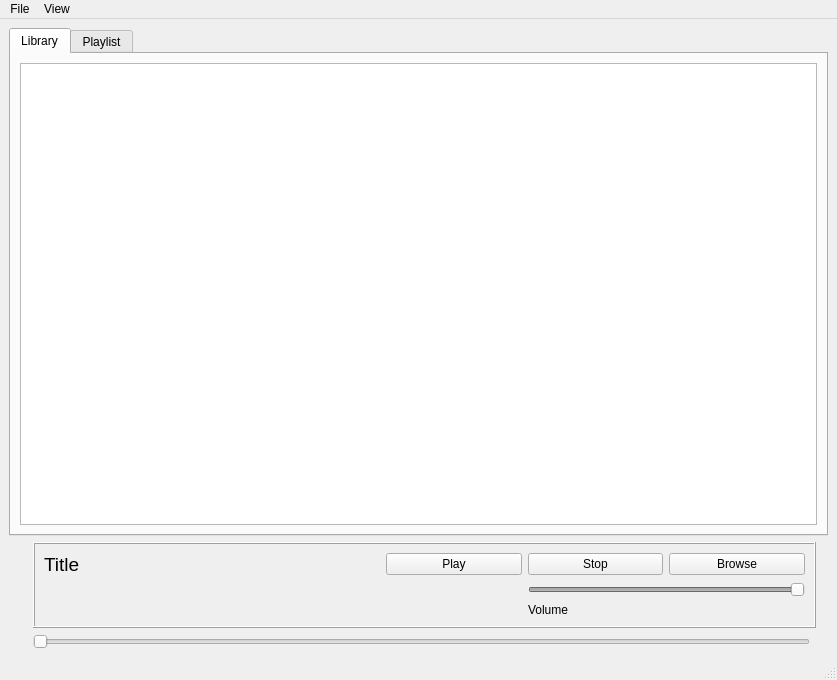
First picture: the form in player.ui, repository alee14-projects/erable-godot, before the edit.
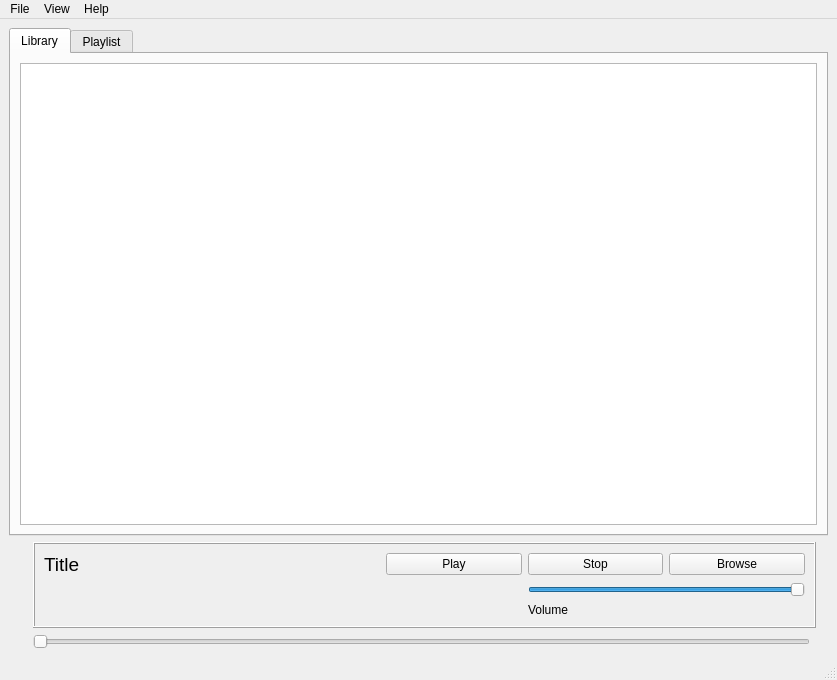
Second picture: the form after the edit.

Diff of the .ui file:
```diff
--- a/player.ui
+++ b/player.ui
@@ -127,7 +127,7 @@
        <item row="6" column="3" colspan="2">
         <widget class="QSlider" name="volumeSlider">
          <property name="enabled">
-          <bool>false</bool>
+          <bool>true</bool>
          </property>
          <property name="value">
           <number>99</number>
@@ -187,8 +187,15 @@
      <string>View</string>
     </property>
    </widget>
+   <widget class="QMenu" name="menuHelp">
+    <property name="title">
+     <string>Help</string>
+    </property>
+    <addaction name="actionAbout"/>
+   </widget>
    <addaction name="menuFile"/>
    <addaction name="menuView"/>
+   <addaction name="menuHelp"/>
   </widget>
   <widget class="QStatusBar" name="statusbar"/>
   <action name="actionQuit">
```
Left out of the diff: 1 changed line with no effect on the pictures.
